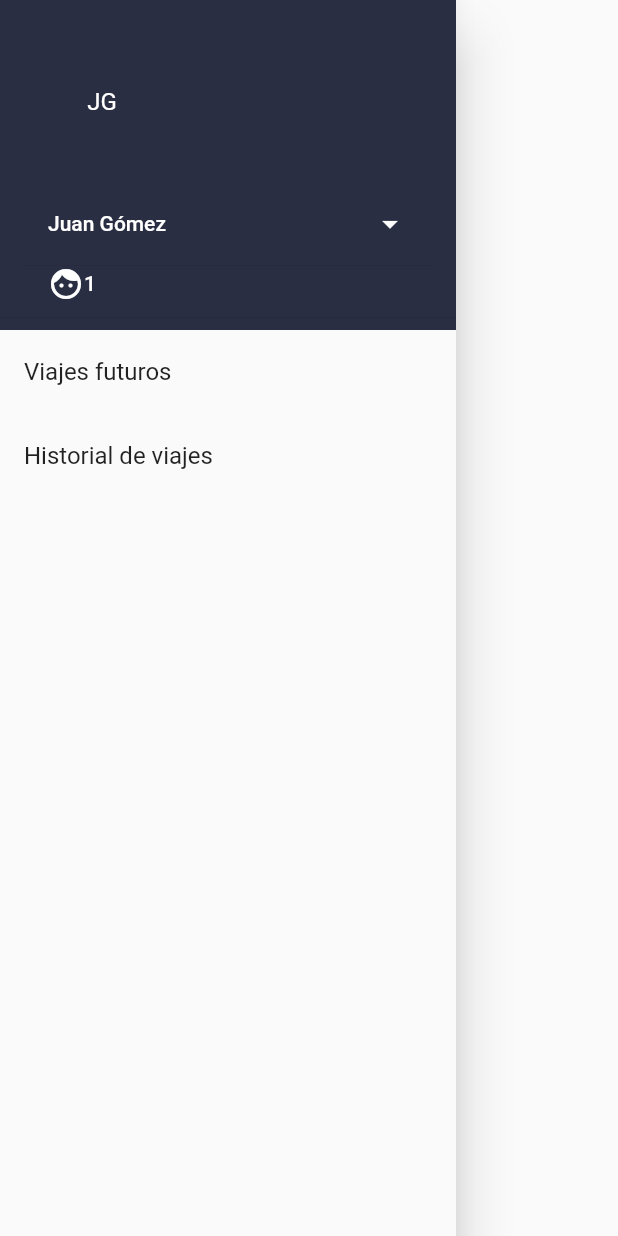
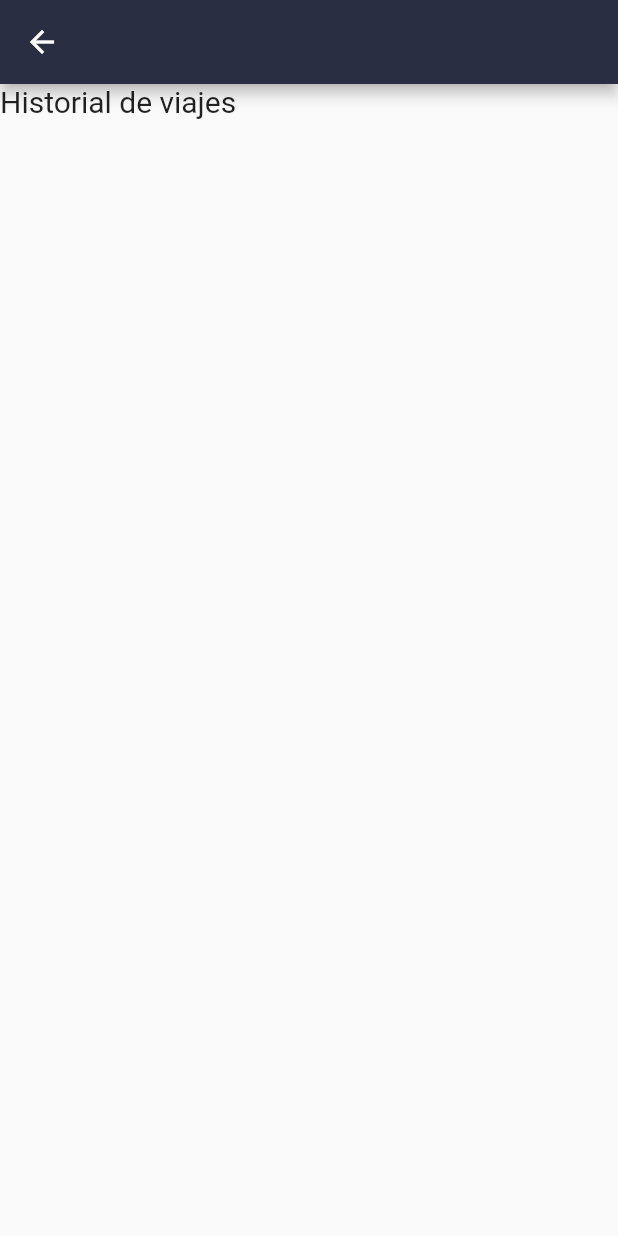
Before and after one commit to dfnino10/t_app, a Flutter app: the DrawerRoute widget shown alone on an empty page, opened directly, after a tap on "Historial de viajes", on a phone screen of 412 x 824 dp. Run offline on Flutter 3.47's test engine with Material 2 defaults, Android fonts, the phone set to English and light mode, and no system bars; our stand-ins replace geolocator, google_maps_flutter; missing offline and left inert: calendarro.

Commit message:
Start trip history route

```diff
--- a/lib/ui/drawer_route.dart
+++ b/lib/ui/drawer_route.dart
@@ -1,4 +1,5 @@
 import 'package:flutter/material.dart';
+import 'package:t_app/ui/trip_history_route.dart';
 import 'package:t_app/ui/user_profile_route.dart';
 
 class DrawerRoute extends StatefulWidget {
@@ -20,12 +21,12 @@ class _DrawerRouteState extends State<DrawerRoute> {
               child: Column(
                 children: <Widget>[
                   UserAccountsDrawerHeader(
-                    onDetailsPressed: () {
-                      Navigator.push(
-                          context,
-                          MaterialPageRoute(
-                              builder: (context) => UserProfileRoute()));
-                    },
+//                    onDetailsPressed: () {
+//                      Navigator.push(
+//                          context,
+//                          MaterialPageRoute(
+//                              builder: (context) => UserProfileRoute()));
+//                    },
                     margin: EdgeInsets.all(0),
                     decoration: BoxDecoration(
                         color: Theme.of(context).primaryColorDark),
@@ -42,7 +43,7 @@ class _DrawerRouteState extends State<DrawerRoute> {
                     child: Row(
                       children: <Widget>[
                         Icon(
-                          Icons.face,
+                          Icons.face, //TODO replace with sad face
                           color: Colors.white,
                         ),
                         Text(
@@ -59,11 +60,16 @@ class _DrawerRouteState extends State<DrawerRoute> {
         ),
         ListTile(
           title: Text("Viajes futuros"),
-          onTap: () {},
+          onTap: () {
+            //TODO open future trips route here
+          },
         ),
         ListTile(
           title: Text("Historial de viajes"),
-          onTap: () {},
+          onTap: () {
+            Navigator.push(context,
+                MaterialPageRoute(builder: (context) => TripHistoryRoute()));
+          },
         )
       ],
     ));
--- /dev/null
+++ b/lib/ui/trip_history_route.dart
@@ -0,0 +1,30 @@
+import 'package:flutter/material.dart';
+
+class TripHistoryRoute extends StatefulWidget {
+  @override
+  _TripHistoryRouteState createState() => _TripHistoryRouteState();
+}
+
+class _TripHistoryRouteState extends State<TripHistoryRoute> {
+  @override
+  Widget build(BuildContext context) {
+    return Scaffold(
+        appBar: AppBar(
+          backgroundColor: Theme.of(context).primaryColorDark,
+        ),
+        body: Column(
+          children: <Widget>[
+            Text("Historial de viajes", style: TextStyle(fontSize: 20)),
+//            ListView(
+//      children: <Widget>[
+//            Card(
+//              child: Column(
+//                children: <Widget>[Text("asdf"), Text("jkñl")],
+//              ),
+//            )
+//      ],
+//    ),
+          ],
+        ));
+  }
+}
```
